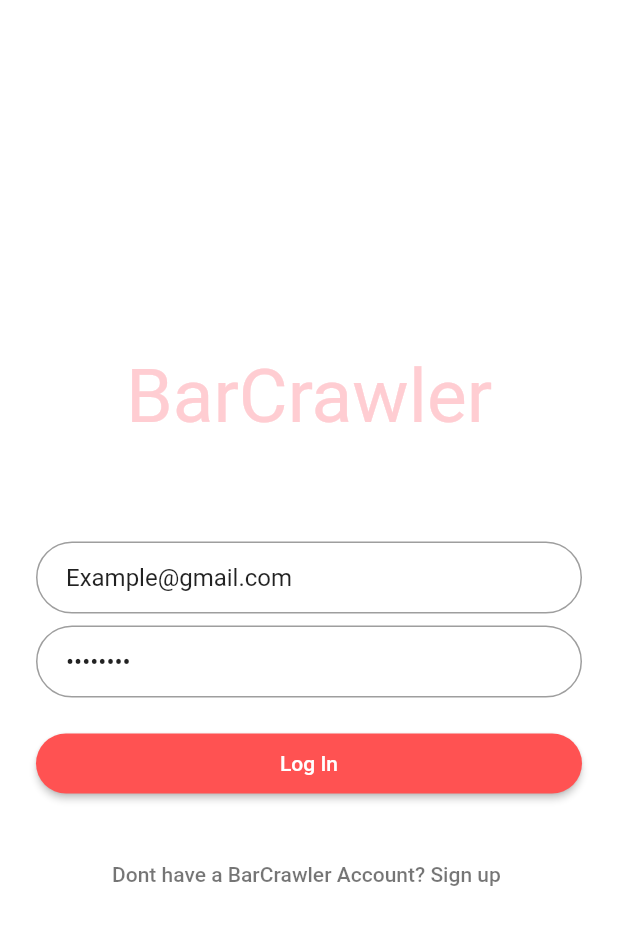
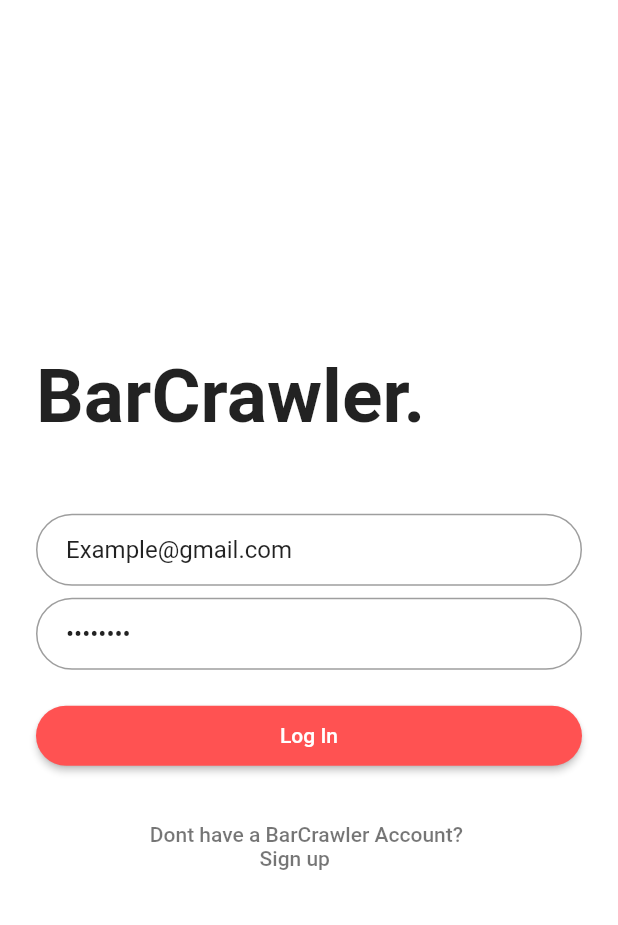
Before and after one commit to oliv3rbell/barcrawler3, a Flutter app: the screen it shows after launch, after a tap on "Log In", on a phone screen of 412 x 824 dp. Shown: the top 925 px of the screen. Run offline on Flutter 3.47's test engine with Material 2 defaults, Android fonts, the phone set to English and light mode, and no system bars; our stand-ins replace firebase_auth, google_maps_flutter; accounts and stored records are empty; Roboto replaces fonts that are missing (Nunito).

Commit message:
Login/HomePage

```diff
--- a/lib/Maps.dart
+++ b/lib/Maps.dart
@@ -8,6 +8,7 @@ import 'package:google_maps_flutter/google_maps_flutter.dart';
 // Method and refere to a list of ID/ LatLng values
 
 class MapPage extends StatefulWidget {
+  static String tag = 'MapPage';
   @override
   _MyAppState createState() => _MyAppState();
 }
--- a/lib/Setup/login.dart
+++ b/lib/Setup/login.dart
@@ -1,5 +1,8 @@
 import 'package:flutter/material.dart';
+import 'package:firebase_auth/firebase_auth.dart';
 import 'register.dart';
+import 'home.dart';
+
 
 class LoginPage extends StatefulWidget {
   static String tag = 'LoginPage';
@@ -8,19 +11,18 @@ class LoginPage extends StatefulWidget {
 }
 
 class _LoginPageState extends State<LoginPage> {
+  final GlobalKey<FormState> _formKey = GlobalKey<FormState>();
+  String _name, _email, _password;
   @override
   Widget build(BuildContext context) {
     final logo = Hero(
       tag: 'hero',
-      child: CircleAvatar(
-        backgroundColor: Colors.transparent,
-        radius: 48.0,
-        //child: Image.asset('assets/logo.png'),
-        child: Text("BarCrawler",
+        //child: Image.asset('assets/images/logo.png'),
+        child: Text("BarCrawler.",
         style:TextStyle(
-          fontSize: 50.0,
+          fontSize: 50.0, fontWeight: FontWeight.bold
         )),
-      ),
+
     );
 
     final email = TextFormField(
@@ -32,6 +34,7 @@ class _LoginPageState extends State<LoginPage> {
         contentPadding: EdgeInsets.fromLTRB(20.0, 10.0, 20.0, 10.0),
         border: OutlineInputBorder(borderRadius: BorderRadius.circular(32.0)),
       ),
+       onSaved: (input) => _email = input
     );
 
     final password = TextFormField(
@@ -43,6 +46,7 @@ class _LoginPageState extends State<LoginPage> {
         contentPadding: EdgeInsets.fromLTRB(20.0, 10.0, 20.0, 10.0),
         border: OutlineInputBorder(borderRadius: BorderRadius.circular(32.0)),
       ),
+      onSaved: (input) => _password = input,
     );
 
     final loginButton = Padding(
@@ -52,7 +56,7 @@ class _LoginPageState extends State<LoginPage> {
           borderRadius: BorderRadius.circular(24),
         ),
         onPressed: () {
-          //Navigator.of(context).pushNamed(HomePage.tag);
+          signIn();
         },
         padding: EdgeInsets.all(12),
         color: Colors.redAccent,
@@ -62,9 +66,10 @@ class _LoginPageState extends State<LoginPage> {
 
     final signUp = FlatButton(
       child: Text(
-        'Dont have a BarCrawler Account? Sign up ',
+        'Dont have a BarCrawler Account? \n \t \t \t \t \t \t \t \t \t \t Sign up ',
         style: TextStyle(color: Colors.black54),
       ),
+
       onPressed: () {
         Navigator.of(context).pushNamed(Register.tag);
       },
@@ -73,6 +78,7 @@ class _LoginPageState extends State<LoginPage> {
     return Scaffold(
       backgroundColor: Colors.white,
       body: Center(
+        key: _formKey,
         child: ListView(
           shrinkWrap: true,
           padding: EdgeInsets.only(left: 24.0, right: 24.0),
@@ -91,4 +97,17 @@ class _LoginPageState extends State<LoginPage> {
       ),
     );
   }
+
+  Future<void> signIn() async{
+    final formState = _formKey.currentState;
+    if(formState.validate()){
+      formState.save();
+      try{
+        FirebaseUser user = await FirebaseAuth.instance.signInWithEmailAndPassword(email: _email, password: _password);
+        Navigator.push(context, MaterialPageRoute(builder: (context) => Home(user: user)));
+      }catch(e){
+        print(e.messge); //More Firebase Authentication for list activation (Oliver)
+      }
+    }
+  }
 }
--- a/lib/Setup/register.dart
+++ b/lib/Setup/register.dart
@@ -1,4 +1,5 @@
 import 'package:flutter/material.dart';
+import 'package:firebase_auth/firebase_auth.dart';
 import 'login.dart';
 
 
@@ -77,7 +78,7 @@ class RegisterPage extends State<Register> {
 
     final signIn = FlatButton(
       child: Text(
-        'Already have a BarCrawler Account? Sign In',
+        'Already have a BarCrawler Account? \n \t \t \t \t \t \t \t \t \t \t \t \t Sign In',
         style: TextStyle(color: Colors.black54),
       ),
       onPressed: () {
--- a/lib/main.dart
+++ b/lib/main.dart
@@ -1,7 +1,9 @@
 import 'package:flutter/material.dart';
 import 'Setup/login.dart';
 import 'Setup/register.dart';
-import 'ProfileStuff/home.dart';
+import 'Setup/home.dart';
+import 'Maps.dart';
+
 
 void main() => runApp(MyApp());
 
@@ -9,7 +11,8 @@ class MyApp extends StatelessWidget {
   final routes = <String, WidgetBuilder>{
     LoginPage.tag: (context) => LoginPage(),
     Register.tag: (context) => Register(),
-    HomePage.tag: (context) => HomePage(),
+    Home.tag: (context) => Home(),
+    MapPage.tag: (context) => MapPage(),
 
   };
 
--- a/pubspec.yaml
+++ b/pubspec.yaml
@@ -19,7 +19,9 @@ environment:
 dependencies:
   flutter:
     sdk: flutter
+  firebase_auth: ^0.8.4+5
   google_maps_flutter: 0.5.7
+
 
   # The following adds the Cupertino Icons font to your application.
   # Use with the CupertinoIcons class for iOS style icons.
```
Also changed, not shown: lib/ProfileStuff/home.dart (deleted, +0 -54 lines), lib/Setup/home.dart (added, +23 -0 lines), pubspec.lock, 5 other files.
